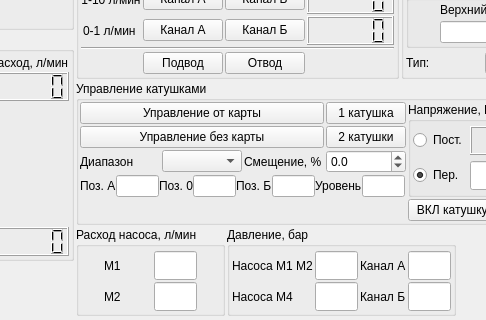
Qt form manual_control.ui (firef0xff/SSHGS01) before a commit; both pictures show x 311 to 797 and y 336 to 656 of the 957 by 656 pixel window.
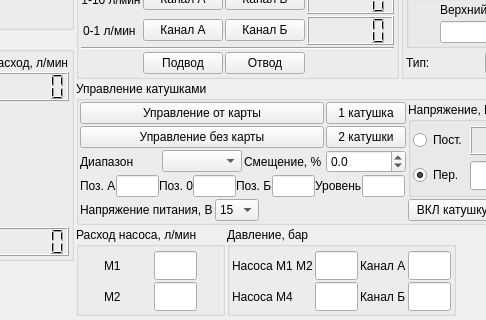
The same form after that commit.

Commit message: Добавить выбор напряжения питания (24 В, +-15В).

```diff
--- a/manual_control.ui
+++ b/manual_control.ui
@@ -2018,6 +2018,49 @@
           </item>
          </layout>
         </item>
+        <item row="4" column="0" colspan="5">
+         <layout class="QHBoxLayout" name="horizontalLayout_11">
+          <item>
+           <widget class="QLabel" name="l_board_voltage">
+            <property name="text">
+             <string>Напряжение питания, В</string>
+            </property>
+           </widget>
+          </item>
+          <item>
+           <widget class="QComboBox" name="BoardVoltage">
+            <item>
+             <property name="text">
+              <string>15</string>
+             </property>
+            </item>
+            <item>
+             <property name="text">
+              <string>24</string>
+             </property>
+            </item>
+            <item>
+             <property name="text">
+              <string>30</string>
+             </property>
+            </item>
+           </widget>
+          </item>
+          <item>
+           <spacer name="horizontalSpacer_7">
+            <property name="orientation">
+             <enum>Qt::Horizontal</enum>
+            </property>
+            <property name="sizeHint" stdset="0">
+             <size>
+              <width>40</width>
+              <height>20</height>
+             </size>
+            </property>
+           </spacer>
+          </item>
+         </layout>
+        </item>
        </layout>
       </widget>
      </item>
```
The commit also changes 4 other files.
